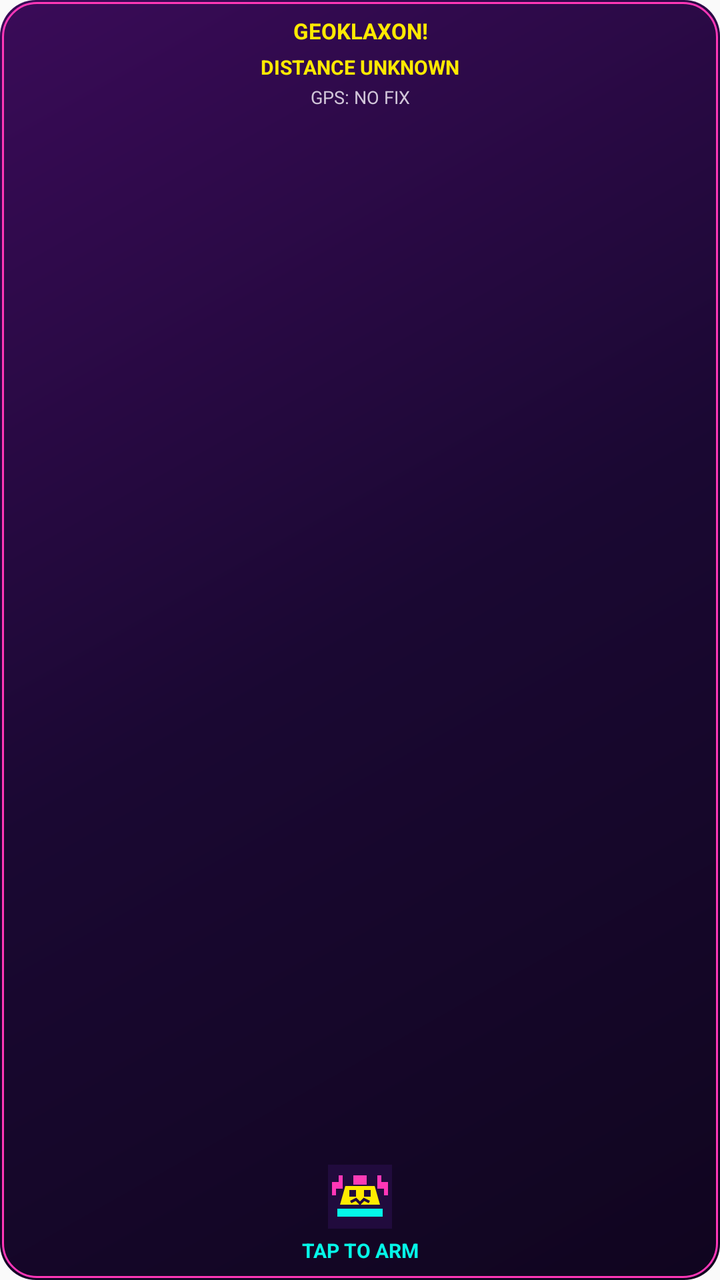
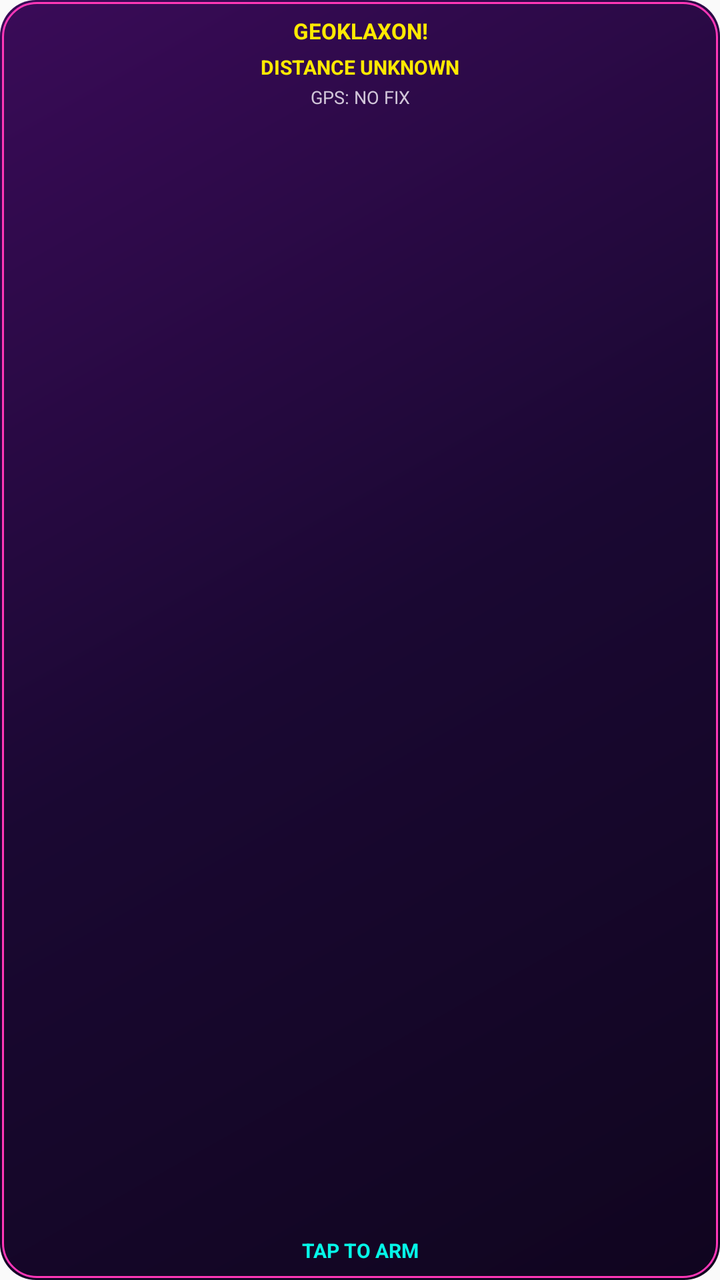

An Android layout rendered at two revisions. The XML below is the earlier revision; the diff shows what the commit changed to produce the second picture.
<!-- AndroidManifest.xml: application theme Theme.GeoKlaxon -->
<!-- res/layout/widget_alarm.xml -->
<LinearLayout xmlns:android="http://schemas.android.com/apk/res/android"
    android:id="@+id/widget_root" android:layout_width="match_parent"
    android:layout_height="match_parent" android:orientation="vertical"
    android:gravity="center_horizontal" android:padding="8dp" android:background="@drawable/widget_background">
    <TextView android:id="@+id/widget_title" android:layout_width="match_parent"
        android:layout_height="wrap_content" android:text="GEOKLAXON!"
        android:textColor="#FFEA00" android:textSize="11sp" android:textStyle="bold"
        android:gravity="center" android:maxLines="1" />
    <TextView android:id="@+id/widget_distance" android:layout_width="match_parent"
        android:layout_height="wrap_content" android:layout_marginTop="4dp" android:text="DISTANCE UNKNOWN"
        android:textColor="#FFEA00" android:textSize="10sp" android:textStyle="bold"
        android:gravity="center" android:maxLines="1" />
    <Chronometer android:id="@+id/widget_countdown" android:layout_width="match_parent"
        android:layout_height="wrap_content" android:gravity="center" android:textColor="#FFEA00"
        android:textSize="18sp" android:textStyle="bold" android:visibility="gone" />
    <TextView android:id="@+id/widget_update" android:layout_width="match_parent"
        android:layout_height="wrap_content" android:layout_marginTop="2dp" android:text="GPS: NO FIX"
        android:textColor="#D0C5D8" android:textSize="9sp" android:gravity="center" android:maxLines="1" />
    
    <TextView android:layout_width="match_parent" android:layout_height="0dp"
        android:layout_weight="1" android:text="" />
    <ImageView android:id="@+id/widget_icon" android:layout_width="32dp"
        android:layout_height="32dp" android:layout_marginBottom="4dp" android:src="@drawable/ic_klaxon"
        android:scaleType="centerInside" android:contentDescription="GeoKlaxon" />
    <TextView android:id="@+id/widget_toggle" android:layout_width="match_parent"
        android:layout_height="wrap_content" android:text="TAP TO ARM"
        android:textColor="#05F7E8" android:textSize="10sp" android:textStyle="bold"
        android:gravity="center" android:maxLines="1" />
</LinearLayout>
<!-- resources referenced by this layout -->
<resources>
  <!-- drawable ic_klaxon (drawable) -->
  <vector xmlns:android="http://schemas.android.com/apk/res/android" android:width="48dp" android:height="48dp" android:viewportWidth="48" android:viewportHeight="48">
      <path android:fillColor="#210B3D" android:pathData="M0,0h48v48h-48z"/>
      <path android:fillColor="#FFEA00" android:pathData="M13,16 L35,16 L39,30 L9,30z"/>
      <path android:fillColor="#FF3CB5" android:pathData="M19,8h10v7h-10z"/>
      <path android:fillColor="#05F7E8" android:pathData="M7,33h34v6h-34z"/>
      <path android:fillColor="#FF37B7" android:pathData="M3,13 L8,13 L8,8 L11,8 L11,18 L6,18 L6,23 L3,23z M45,13 L40,13 L40,8 L37,8 L37,18 L42,18 L42,23 L45,23z"/>
      <path android:fillColor="#210B3D" android:pathData="M16,19h5v5h-5z M27,19h5v5h-5z"/>
      <path android:strokeColor="#210B3D" android:strokeWidth="2" android:fillColor="#00000000" android:pathData="M17,28 L21,26 L24,29 L27,26 L31,28"/>
  </vector>
  <!-- drawable widget_background (drawable) -->
  <layer-list xmlns:android="http://schemas.android.com/apk/res/android">
      <item>
          <shape android:shape="rectangle">
              <gradient android:angle="315" android:startColor="#3A0B58" android:centerColor="#1A0832" android:endColor="#10051F" />
              <corners android:radius="18dp" />
          </shape>
      </item>
      <item android:left="1dp" android:top="1dp" android:right="1dp" android:bottom="1dp">
          <shape android:shape="rectangle">
              <solid android:color="@android:color/transparent" />
              <stroke android:width="1dp" android:color="#FF37B7" />
              <corners android:radius="17dp" />
          </shape>
      </item>
  </layer-list>
  <style name="Theme.GeoKlaxon" parent="android:style/Theme.Material.Light.NoActionBar">
          <item name="android:windowLightStatusBar">false</item>
          <item name="android:statusBarColor">#150A26</item>
          <item name="android:navigationBarColor">#150A26</item>
      </style>
</resources>

<!-- the commit's change to res/layout/widget_alarm.xml (unified diff, before → after) -->
@@ -10,7 +10,7 @@
         android:layout_height="wrap_content" android:layout_marginTop="4dp" android:text="DISTANCE UNKNOWN"
         android:textColor="#FFEA00" android:textSize="10sp" android:textStyle="bold"
         android:gravity="center" android:maxLines="1" />
-    <Chronometer android:id="@+id/widget_countdown" android:layout_width="match_parent"
+    <TextView android:id="@+id/widget_countdown" android:layout_width="match_parent"
         android:layout_height="wrap_content" android:gravity="center" android:textColor="#FFEA00"
         android:textSize="18sp" android:textStyle="bold" android:visibility="gone" />
     <TextView android:id="@+id/widget_update" android:layout_width="match_parent"
@@ -19,9 +19,6 @@
     
     <TextView android:layout_width="match_parent" android:layout_height="0dp"
         android:layout_weight="1" android:text="" />
-    <ImageView android:id="@+id/widget_icon" android:layout_width="32dp"
-        android:layout_height="32dp" android:layout_marginBottom="4dp" android:src="@drawable/ic_klaxon"
-        android:scaleType="centerInside" android:contentDescription="GeoKlaxon" />
     <TextView android:id="@+id/widget_toggle" android:layout_width="match_parent"
         android:layout_height="wrap_content" android:text="TAP TO ARM"
         android:textColor="#05F7E8" android:textSize="10sp" android:textStyle="bold"
<!-- resource entries referenced after the edit -->
@@ -1,15 +1,5 @@
 <!-- resources referenced by this layout -->
 <resources>
-  <!-- drawable ic_klaxon (drawable) -->
-  <vector xmlns:android="http://schemas.android.com/apk/res/android" android:width="48dp" android:height="48dp" android:viewportWidth="48" android:viewportHeight="48">
-      <path android:fillColor="#210B3D" android:pathData="M0,0h48v48h-48z"/>
-      <path android:fillColor="#FFEA00" android:pathData="M13,16 L35,16 L39,30 L9,30z"/>
-      <path android:fillColor="#FF3CB5" android:pathData="M19,8h10v7h-10z"/>
-      <path android:fillColor="#05F7E8" android:pathData="M7,33h34v6h-34z"/>
-      <path android:fillColor="#FF37B7" android:pathData="M3,13 L8,13 L8,8 L11,8 L11,18 L6,18 L6,23 L3,23z M45,13 L40,13 L40,8 L37,8 L37,18 L42,18 L42,23 L45,23z"/>
-      <path android:fillColor="#210B3D" android:pathData="M16,19h5v5h-5z M27,19h5v5h-5z"/>
-      <path android:strokeColor="#210B3D" android:strokeWidth="2" android:fillColor="#00000000" android:pathData="M17,28 L21,26 L24,29 L27,26 L31,28"/>
-  </vector>
   <!-- drawable widget_background (drawable) -->
   <layer-list xmlns:android="http://schemas.android.com/apk/res/android">
       <item>
